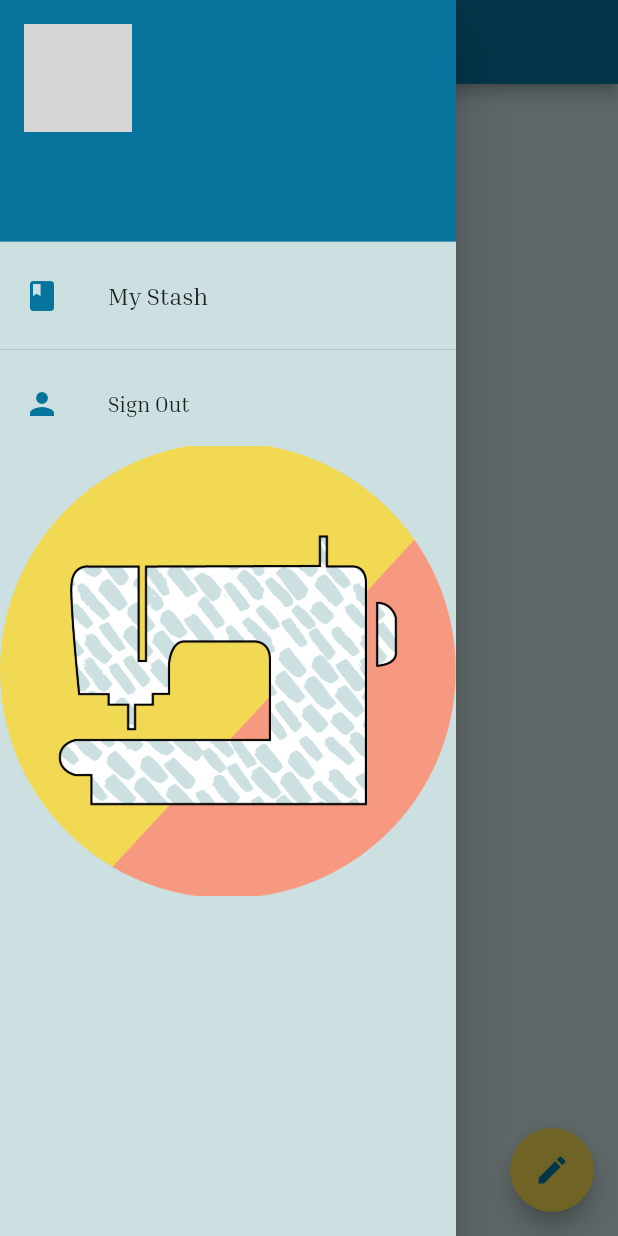
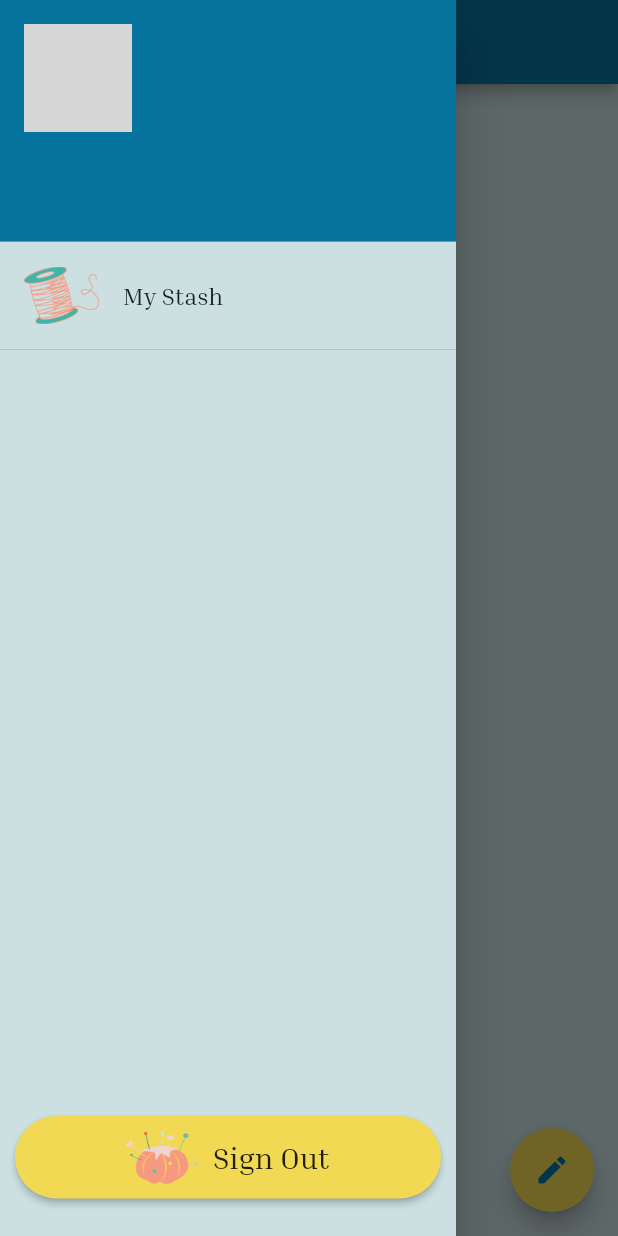
Before and after one commit to Bmahecha123/SewYourStash, a Flutter app: the StashPage screen opened by its route, with the side drawer open, on a phone screen of 412 x 824 dp. Run offline on Flutter 3.47's test engine with Material 2 defaults, Android fonts, the phone set to English and light mode, and no system bars; our stand-ins replace cloud_firestore, firebase_auth, google_sign_in, shared_preferences; accounts and stored records are empty; network calls fail; grey boxes are pictures that could not be loaded.

Commit message:
Added icons in app

```diff
--- a/lib/modules/common/components/drawer.dart
+++ b/lib/modules/common/components/drawer.dart
@@ -12,15 +12,14 @@ class AppDrawer extends StatelessWidget {
   @override
   Widget build(BuildContext context) {
     return Drawer(
-      child: ListView(
-        padding: EdgeInsets.zero,
+      child: Column(
+        //padding: EdgeInsets.zero,
         children: <Widget>[
           UserAccountsDrawerHeader(
             accountName: Text(displayName),
             accountEmail: Text(displayEmail),
-            currentAccountPicture: CircleAvatar(
-              backgroundImage: NetworkImage(profileUrl)
-            ),
+            currentAccountPicture:
+                CircleAvatar(backgroundImage: NetworkImage(profileUrl)),
             decoration: BoxDecoration(color: blue),
           ),
           // listTileTheme(
@@ -34,7 +33,13 @@ class AppDrawer extends StatelessWidget {
           listTileTheme(
               context,
               ListTile(
-                leading: iconTheme(context, Icon(Icons.book)),
+                leading: Tab(
+                    icon: Image.asset(
+                  'assets/thread.png',
+                  height: 50,
+                  width: 50,
+                )
+                ),
                 title: Text('My Stash'),
                 onTap: () {
                   Navigator.popAndPushNamed(context, '/stash');
@@ -50,18 +55,59 @@ class AppDrawer extends StatelessWidget {
           //       },
           //     )),
           Divider(),
-          ListTile(
-            leading: iconTheme(context, iconTheme(context, Icon(Icons.person))),
-            title: Text('Sign Out'),
-            onTap: () {
-              signOutGoogle();
-              Navigator.popAndPushNamed(context, '/login');
-            },
-          ),
-          Container(
-            height: 300,
-            decoration: BoxDecoration(image: DecorationImage(image: AssetImage('assets/sewing_machine.png'),
-              fit: BoxFit.cover)))
+          // Expanded(
+          //   child: Align(
+          //     alignment: Alignment.bottomLeft,
+          //     child: Container(
+          //       margin: EdgeInsets.fromLTRB(0.0, 0.0, 0.0, 20.0),
+          //         height: 150,
+          //         decoration: BoxDecoration(
+          //             image: DecorationImage(
+          //                 image: AssetImage('assets/thread.png'),
+          //                 fit: BoxFit.contain))
+          //     ),
+          //   )
+          // )
+          Expanded(
+              child: Align(
+            alignment: Alignment.bottomCenter,
+            child: Padding(
+              padding: EdgeInsets.fromLTRB(10, 0, 10, 25),
+              child: RaisedButton(
+                onPressed: () {
+                  signOutGoogle();
+                  Navigator.popAndPushNamed(context, '/login');
+                },
+                highlightElevation: 0,
+                child: Padding(
+                  padding: EdgeInsets.fromLTRB(0, 10, 0, 10),
+                  child: Row(
+                    mainAxisSize: MainAxisSize.max,
+                    mainAxisAlignment: MainAxisAlignment.center,
+                    children: <Widget>[
+                      Image(
+                          image: AssetImage('assets/pinCushion.png'),
+                          height: 35.0),
+                      Padding(
+                        padding: EdgeInsets.only(left: 10),
+                        child: Text(
+                          'Sign Out',
+                          style: TextStyle(
+                            fontSize: 20,
+                          ),
+                        ),
+                      )
+                    ],
+                  ),
+                ),
+              ),
+            ),
+          ))
+          // Container(
+          //   height: 300,
+          //   decoration: BoxDecoration(image: DecorationImage(image: AssetImage('assets/sewing_machine.png'),
+          //     fit: BoxFit.cover))
+          // )
         ],
       ),
     );
--- a/lib/modules/stash/containers/stash.dart
+++ b/lib/modules/stash/containers/stash.dart
@@ -104,6 +104,12 @@ class _StashPageState extends State<StashPage> {
                 listTileTheme(
                   context,
                   ListTile(
+                    leading: Tab(
+                        icon: Image.asset(
+                      'assets/thread2.png',
+                      height: 50,
+                      width: 50,
+                    )),
                     title: Text(
                         "${_stash.stashItems[index].type}${_stash.stashItems[index].subType != null ? ": " : ""}${_stash.stashItems[index].subType ?? ""}"),
                     subtitle: Text(_stash.stashItems[index].intendedUse),
```
Also changed, not shown: assets/pinCushion.png (renamed from assets/Cleaned up Vector Clip Art-07.png), assets/thread2.png (renamed from assets/Cleaned up Vector Clip Art-26.png), 265 other files.
